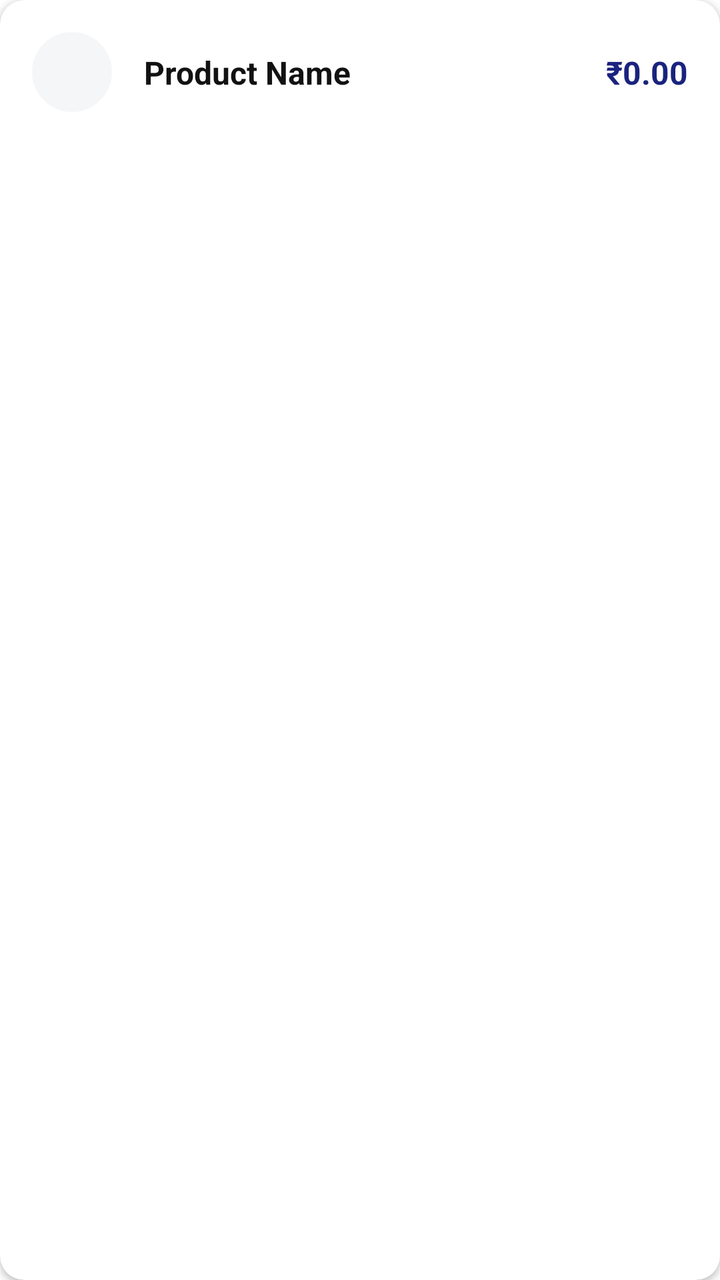
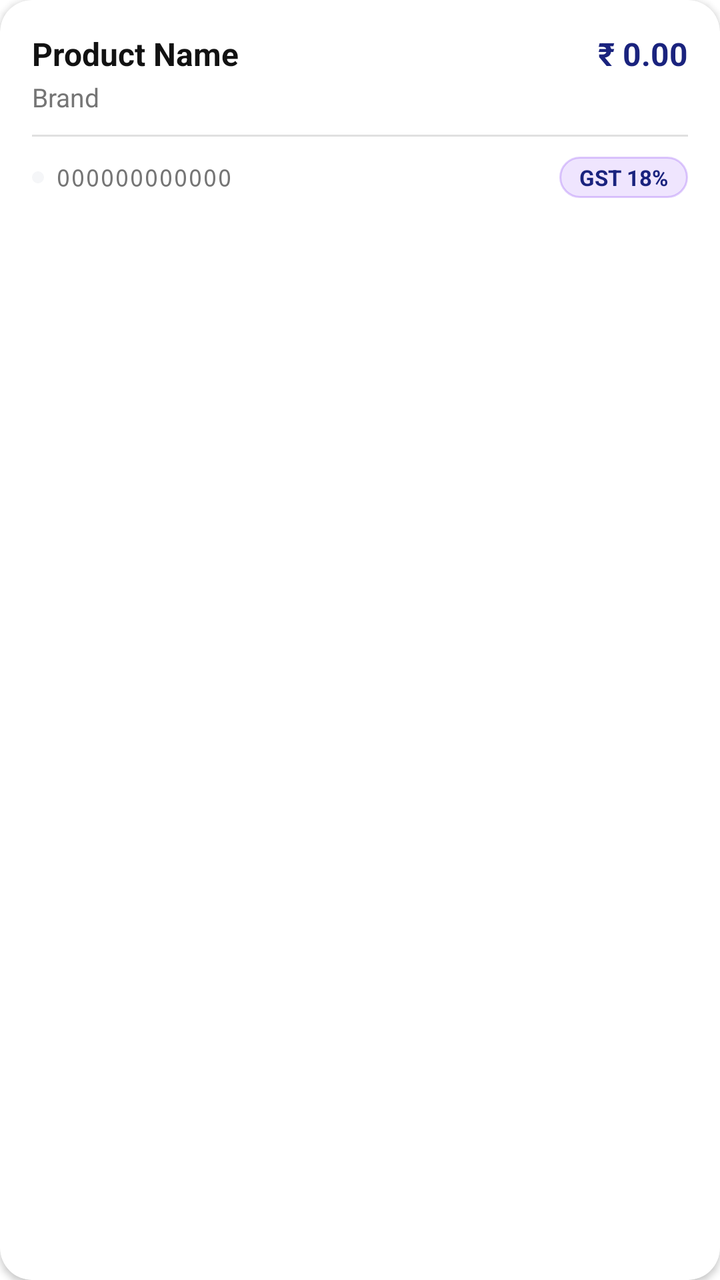

Screens rendered from an Android XML layout before and after an edit, with the pre-edit source and the edit as a unified diff.
<!-- AndroidManifest.xml: application theme Theme.TaxCalculator -->
<!-- res/layout/item_history.xml -->
<?xml version="1.0" encoding="utf-8"?>
<androidx.cardview.widget.CardView
    xmlns:android="http://schemas.android.com/apk/res/android"
    xmlns:app="http://schemas.android.com/apk/res-auto"
    android:layout_width="match_parent"
    android:layout_height="wrap_content"
    android:layout_marginHorizontal="4dp"
    android:layout_marginVertical="6dp"
    app:cardCornerRadius="12dp"
    app:cardElevation="2dp"
    app:cardBackgroundColor="@color/surfaceColor">

    <androidx.constraintlayout.widget.ConstraintLayout
        android:layout_width="match_parent"
        android:layout_height="wrap_content"
        android:padding="16dp">

        <View
            android:id="@+id/iconBg"
            android:layout_width="40dp"
            android:layout_height="40dp"
            android:background="@drawable/bg_circle_light"
            app:layout_constraintStart_toStartOf="parent"
            app:layout_constraintTop_toTopOf="parent"
            app:layout_constraintBottom_toBottomOf="parent"/>

        <TextView
            android:id="@+id/txtItemName"
            android:layout_width="0dp"
            android:layout_height="wrap_content"
            android:layout_marginStart="16dp"
            android:layout_marginEnd="16dp"
            android:text="@string/product_name_placeholder"
            android:textSize="16sp"
            android:textStyle="bold"
            android:textColor="@color/textPrimary"
            app:layout_constraintEnd_toStartOf="@id/txtItemPrice"
            app:layout_constraintStart_toEndOf="@id/iconBg"
            app:layout_constraintTop_toTopOf="parent"
            app:layout_constraintBottom_toBottomOf="parent"/>

        <TextView
            android:id="@+id/txtItemPrice"
            android:layout_width="wrap_content"
            android:layout_height="wrap_content"
            android:text="@string/currency_placeholder"
            android:textSize="16sp"
            android:textStyle="bold"
            android:textColor="@color/colorPrimary"
            app:layout_constraintEnd_toEndOf="parent"
            app:layout_constraintTop_toTopOf="parent"
            app:layout_constraintBottom_toBottomOf="parent"/>

    </androidx.constraintlayout.widget.ConstraintLayout>
</androidx.cardview.widget.CardView>
<!-- resources referenced by this layout -->
<resources>
  <color name="colorPrimary">#1A237E</color>
  <color name="surfaceColor">#FFFFFF</color>
  <color name="textPrimary">#121212</color>
  <!-- drawable bg_circle_light (drawable) -->
  <shape xmlns:android="http://schemas.android.com/apk/res/android" android:shape="oval">
      <solid android:color="#F5F6F8"/> </shape>
  <string name="currency_placeholder">₹0.00</string>
  <string name="product_name_placeholder">Product Name</string>
  <style name="Theme.TaxCalculator" parent="Theme.MaterialComponents.DayNight.NoActionBar">
          <item name="colorPrimary">@color/colorPrimary</item>
          <item name="colorPrimaryDark">@color/colorPrimaryDark</item>
          <item name="colorAccent">@color/colorAccent</item>
          <item name="android:statusBarColor">@color/colorPrimaryDark</item>
          <item name="android:navigationBarColor">@color/colorPrimaryDark</item>
      </style>
  <color name="colorPrimaryDark">#000051</color>
  <color name="colorAccent">#FFB300</color>
</resources>

<!-- the commit's change to res/layout/item_history.xml (unified diff, before → after) -->
@@ -6,50 +6,105 @@
     android:layout_height="wrap_content"
     android:layout_marginHorizontal="4dp"
     android:layout_marginVertical="6dp"
-    app:cardCornerRadius="12dp"
+    app:cardCornerRadius="16dp"
     app:cardElevation="2dp"
     app:cardBackgroundColor="@color/surfaceColor">
 
-    <androidx.constraintlayout.widget.ConstraintLayout
+    <LinearLayout
         android:layout_width="match_parent"
         android:layout_height="wrap_content"
+        android:orientation="vertical"
         android:padding="16dp">
 
-        <View
-            android:id="@+id/iconBg"
-            android:layout_width="40dp"
-            android:layout_height="40dp"
-            android:background="@drawable/bg_circle_light"
-            app:layout_constraintStart_toStartOf="parent"
-            app:layout_constraintTop_toTopOf="parent"
-            app:layout_constraintBottom_toBottomOf="parent"/>
+        
+        <LinearLayout
+            android:layout_width="match_parent"
+            android:layout_height="wrap_content"
+            android:orientation="horizontal"
+            android:gravity="center_vertical">
 
+            <TextView
+                android:id="@+id/txtItemName"
+                android:layout_width="0dp"
+                android:layout_weight="1"
+                android:layout_height="wrap_content"
+                android:text="Product Name"
+                android:textSize="16sp"
+                android:textStyle="bold"
+                android:textColor="@color/textPrimary"
+                android:maxLines="1"
+                android:ellipsize="end"/>
+
+            <TextView
+                android:id="@+id/txtItemPrice"
+                android:layout_width="wrap_content"
+                android:layout_height="wrap_content"
+                android:layout_marginStart="12dp"
+                android:text="₹ 0.00"
+                android:textSize="16sp"
+                android:textStyle="bold"
+                android:textColor="@color/colorPrimary"/>
+
+        </LinearLayout>
+
+        
         <TextView
-            android:id="@+id/txtItemName"
-            android:layout_width="0dp"
-            android:layout_height="wrap_content"
-            android:layout_marginStart="16dp"
-            android:layout_marginEnd="16dp"
-            android:text="@string/product_name_placeholder"
-            android:textSize="16sp"
-            android:textStyle="bold"
-            android:textColor="@color/textPrimary"
-            app:layout_constraintEnd_toStartOf="@id/txtItemPrice"
-            app:layout_constraintStart_toEndOf="@id/iconBg"
-            app:layout_constraintTop_toTopOf="parent"
-            app:layout_constraintBottom_toBottomOf="parent"/>
-
-        <TextView
-            android:id="@+id/txtItemPrice"
+            android:id="@+id/txtItemBrand"
             android:layout_width="wrap_content"
             android:layout_height="wrap_content"
-            android:text="@string/currency_placeholder"
-            android:textSize="16sp"
-            android:textStyle="bold"
-            android:textColor="@color/colorPrimary"
-            app:layout_constraintEnd_toEndOf="parent"
-            app:layout_constraintTop_toTopOf="parent"
-            app:layout_constraintBottom_toBottomOf="parent"/>
+            android:layout_marginTop="2dp"
+            android:text="Brand"
+            android:textSize="13sp"
+            android:textColor="@color/textSecondary"/>
 
-    </androidx.constraintlayout.widget.ConstraintLayout>
+        
+        <View
+            android:layout_width="match_parent"
+            android:layout_height="1dp"
+            android:layout_marginVertical="10dp"
+            android:background="@color/divider"/>
+
+        
+        <LinearLayout
+            android:layout_width="match_parent"
+            android:layout_height="wrap_content"
+            android:orientation="horizontal"
+            android:gravity="center_vertical">
+
+            
+            <View
+                android:layout_width="6dp"
+                android:layout_height="6dp"
+                android:background="@drawable/bg_circle_light"
+                android:layout_marginEnd="6dp"/>
+
+            <TextView
+                android:id="@+id/txtItemBarcode"
+                android:layout_width="0dp"
+                android:layout_weight="1"
+                android:layout_height="wrap_content"
+                android:text="000000000000"
+                android:textSize="12sp"
+                android:fontFamily="monospace"
+                android:textColor="@color/textSecondary"
+                android:maxLines="1"
+                android:ellipsize="end"/>
+
+            
+            <TextView
+                android:id="@+id/txtItemTaxBadge"
+                android:layout_width="wrap_content"
+                android:layout_height="wrap_content"
+                android:paddingHorizontal="10dp"
+                android:paddingVertical="3dp"
+                android:text="GST 18%"
+                android:textSize="11sp"
+                android:textStyle="bold"
+                android:textColor="@color/colorPrimary"
+                android:background="@drawable/bg_gst_badge"/>
+
+        </LinearLayout>
+
+    </LinearLayout>
+
 </androidx.cardview.widget.CardView>
<!-- resource entries referenced after the edit -->
@@ -1,13 +1,27 @@
 <!-- resources referenced by this layout -->
 <resources>
   <color name="colorPrimary">#1A237E</color>
+  <color name="divider">#E0E0E0</color>
   <color name="surfaceColor">#FFFFFF</color>
   <color name="textPrimary">#121212</color>
+  <color name="textSecondary">#757575</color>
   <!-- drawable bg_circle_light (drawable) -->
   <shape xmlns:android="http://schemas.android.com/apk/res/android" android:shape="oval">
       <solid android:color="#F5F6F8"/> </shape>
-  <string name="currency_placeholder">₹0.00</string>
-  <string name="product_name_placeholder">Product Name</string>
+  <!-- drawable bg_gst_badge (drawable) -->
+  <?xml version="1.0" encoding="utf-8"?>
+  <shape xmlns:android="http://schemas.android.com/apk/res/android"
+      android:shape="rectangle">
+  
+      <solid android:color="#1A6200EE" />   
+  
+      <corners android:radius="20dp" />     
+  
+      <stroke
+          android:width="1dp"
+          android:color="#336200EE" />      
+  
+  </shape>
   <style name="Theme.TaxCalculator" parent="Theme.MaterialComponents.DayNight.NoActionBar">
           <item name="colorPrimary">@color/colorPrimary</item>
           <item name="colorPrimaryDark">@color/colorPrimaryDark</item>
